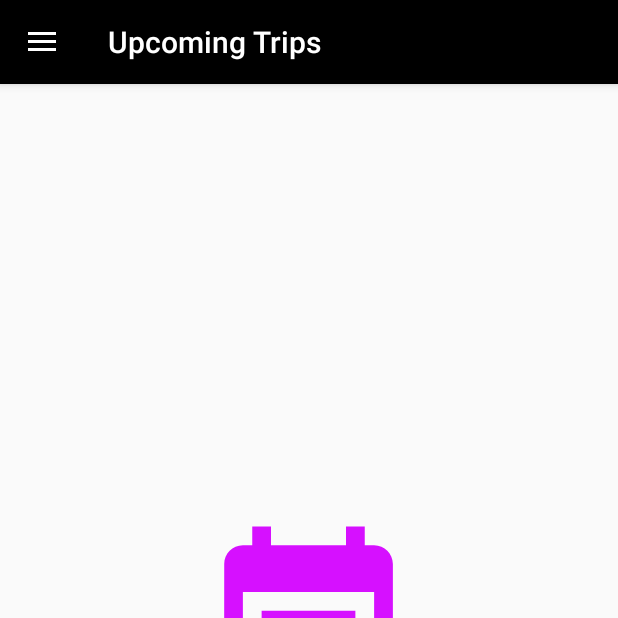
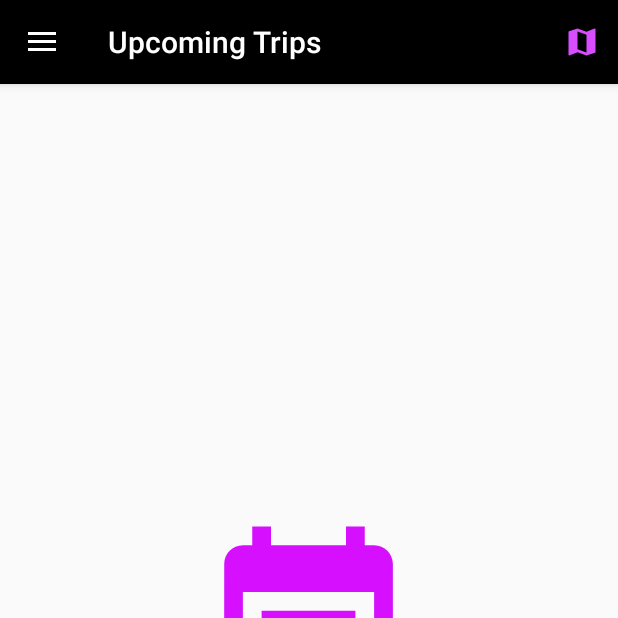
Before and after one commit to mahmoudfouadbadwy/TripGuide, an Android app: the fragment HistoryFragment placed in its activity, on a phone screen of 412 x 824 dp, the top half of it. Run offline under Robolectric (Android 15) with nearby library versions, the phone set to English and light mode, and no system bars; our stand-ins replace Firebase (no records; nobody signed in at launch, a user with empty details on screens opened directly); pictures from the network do not load.

Commit message:
map in history

```diff
--- a/app/src/main/java/com/iti/intake40/tripguide/floatingIcon/FloatingViewService.java
+++ b/app/src/main/java/com/iti/intake40/tripguide/floatingIcon/FloatingViewService.java
@@ -131,6 +131,7 @@ public class FloatingViewService extends Service {
     }
 
 
+
     @Override
     public void onDestroy() {
         super.onDestroy();
--- a/app/src/main/java/com/iti/intake40/tripguide/home/HistoryAdapter.java
+++ b/app/src/main/java/com/iti/intake40/tripguide/home/HistoryAdapter.java
@@ -2,7 +2,6 @@ package com.iti.intake40.tripguide.home;
 
 import android.content.Context;
 import android.content.DialogInterface;
-import android.graphics.BitmapFactory;
 import android.view.LayoutInflater;
 import android.view.View;
 import android.view.ViewGroup;
@@ -23,11 +22,10 @@ import com.iti.intake40.tripguide.R;
 import com.iti.intake40.tripguide.model.RealTime;
 import com.iti.intake40.tripguide.model.Trip;
 
-import java.io.IOException;
-import java.net.MalformedURLException;
-import java.net.URL;
+
 import java.util.ArrayList;
 import java.util.List;
+
 
 
 public class HistoryAdapter extends RecyclerView.Adapter<HistoryAdapter.ViewHolder> {
@@ -39,11 +37,14 @@ public class HistoryAdapter extends RecyclerView.Adapter<HistoryAdapter.ViewHold
     AlertDialog.Builder builderNote;
     AlertDialog alertDialog_note;
     private int _position;
-
+    private String google_map_url="https://maps.googleapis.com/maps/api/staticmap?size=500x500";
+    private String google_map_key="AIzaSyDIJ9XX2ZvRKCJcFRrl-lRanEtFUow4piM";
     HistoryAdapter(Context _context, List<Trip> trips) {
         this._context = _context;
         this.trips = trips;
     }
+
+
 
     @NonNull
     @Override
@@ -95,9 +96,10 @@ public class HistoryAdapter extends RecyclerView.Adapter<HistoryAdapter.ViewHold
         });
 
         // preview
-        String url = "https://maps.googleapis.com/maps/api/staticmap?size=500x250&markers=color:green|label:S|"
-               +trips.get(position).getStartPoint()+"&markers=color:red|label:E|"+ trips.get(position).getEndPoint()+ "&key=AIzaSyDIJ9XX2ZvRKCJcFRrl-lRanEtFUow4piM";
+        String url = "https://maps.googleapis.com/maps/api/staticmap?size=500x300&markers=color:green|label:S|"
+               +trips.get(position).getStartPoint()+"&markers=color:red|label:E|"+ trips.get(position).getEndPoint()+"&path=color:blue|weight:5|"+trips.get(position).getStartPoint()+"|"+trips.get(position).getEndPoint()+ "&key="+google_map_key;
         Glide.with(_context).load(url).into(holder.getPreview());
+
 
 
     }
@@ -235,4 +237,9 @@ public class HistoryAdapter extends RecyclerView.Adapter<HistoryAdapter.ViewHold
             view = itemView;
         }
     }
+
+
+
+
+
 }
--- a/app/src/main/java/com/iti/intake40/tripguide/home/Home.java
+++ b/app/src/main/java/com/iti/intake40/tripguide/home/Home.java
@@ -11,6 +11,7 @@ import androidx.drawerlayout.widget.DrawerLayout;
 import android.content.Intent;
 import android.os.Build;
 import android.os.Bundle;
+import android.view.Menu;
 import android.view.MenuItem;
 import android.view.View;
 import android.widget.TextView;
@@ -118,5 +119,4 @@ public class Home extends AppCompatActivity implements NavigationView.OnNavigati
         super.onStart();
     }
 
-
 }
--- /dev/null
+++ b/app/src/main/res/drawable/map.xml
@@ -0,0 +1,5 @@
+<vector android:height="24dp" android:tint="#D74DFF"
+    android:viewportHeight="24.0" android:viewportWidth="24.0"
+    android:width="24dp" xmlns:android="http://schemas.android.com/apk/res/android">
+    <path android:fillColor="#FF000000" android:pathData="M20.5,3l-0.16,0.03L15,5.1 9,3 3.36,4.9c-0.21,0.07 -0.36,0.25 -0.36,0.48V20.5c0,0.28 0.22,0.5 0.5,0.5l0.16,-0.03L9,18.9l6,2.1 5.64,-1.9c0.21,-0.07 0.36,-0.25 0.36,-0.48V3.5c0,-0.28 -0.22,-0.5 -0.5,-0.5zM15,19l-6,-2.11V5l6,2.11V19z"/>
+</vector>
--- /dev/null
+++ b/app/src/main/res/menu/history_menu.xml
@@ -0,0 +1,15 @@
+<?xml version="1.0" encoding="utf-8"?>
+<menu xmlns:android="http://schemas.android.com/apk/res/android"
+    xmlns:app="http://schemas.android.com/apk/res-auto">
+    <item
+        android:id="@+id/history_map"
+        android:orderInCategory="1"
+        app:showAsAction="always"
+        android:icon="@drawable/map"
+        android:title="@string/mapHistory"
+        android:tooltipText="@string/mapHistory"
+        >
+
+    </item>
+
+</menu>
--- a/app/src/main/res/values/strings.xml
+++ b/app/src/main/res/values/strings.xml
@@ -64,6 +64,7 @@
     <string name="logoText">Trip Guide</string>
     <string name="facebook_app_id">235731750932306</string>
     <string name="fb_login_protocol_scheme">fb235731750932306</string>
-
+    <string name="mapHistory">Map History</string>
+    <string name="close_map">Close</string>
 
 </resources>
```
Also changed, not shown: app/src/main/java/com/iti/intake40/tripguide/home/HistoryFragment.java (+81 -0 lines), app/src/main/res/layout-land/activity_add_trip.xml (+4 -3 lines), app/src/main/res/layout/activity_add_trip.xml (+5 -5 lines), app/src/main/res/layout/map_dialog.xml (added, +30 -0 lines), app/src/main/res/drawable/map.jpg (deleted).
